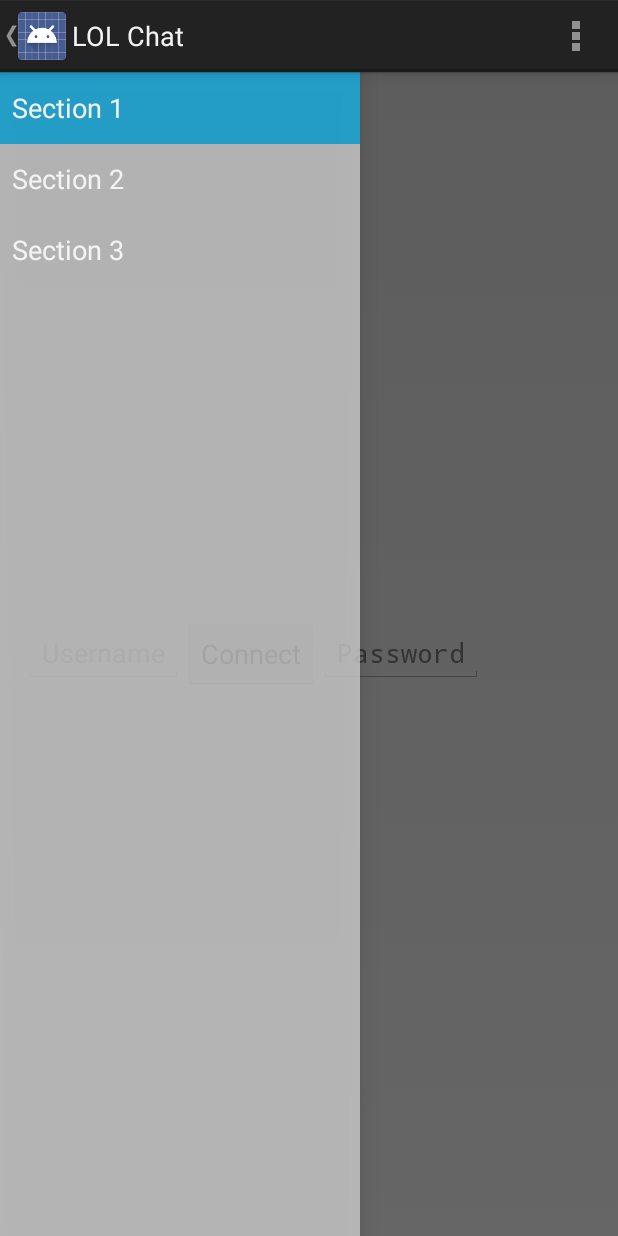
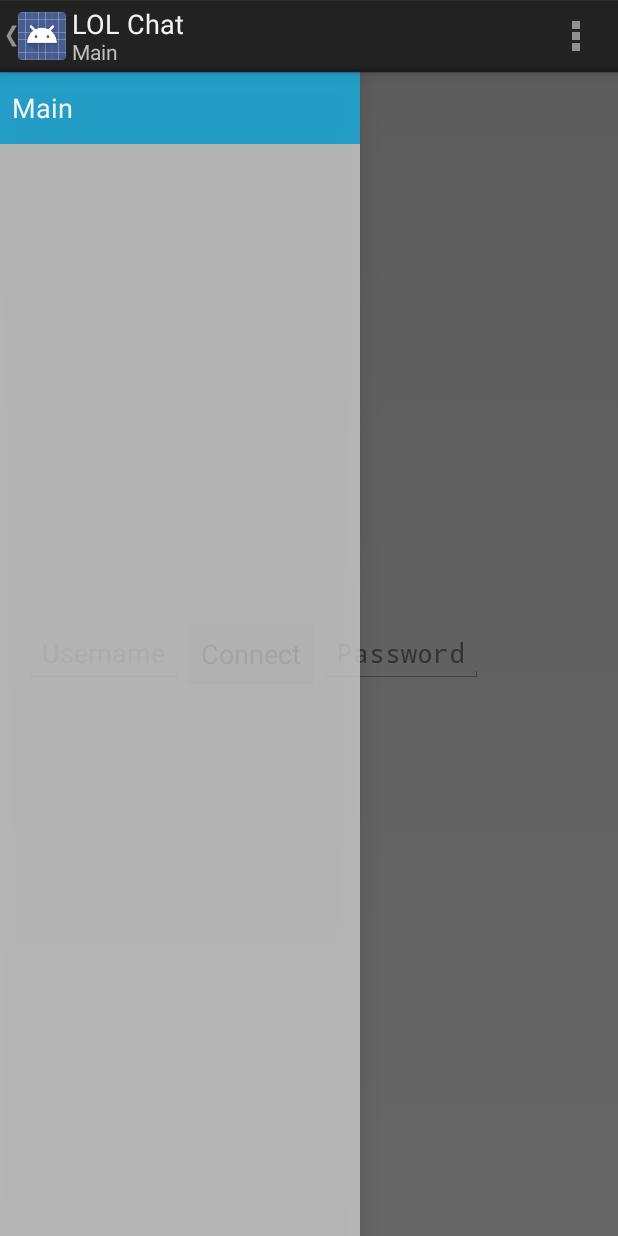
Before and after one commit to foxlet/LOL-Chat, an Android app: the screen it shows after launch (LOLChatMain), on a phone screen of 412 x 824 dp. Run offline under Robolectric (Android 15) with nearby library versions, the phone set to English and light mode, and no system bars; 2 statements that could not run were skipped.

```diff
--- a/app/src/main/AndroidManifest.xml
+++ b/app/src/main/AndroidManifest.xml
@@ -2,6 +2,7 @@
 <manifest xmlns:android="http://schemas.android.com/apk/res/android"
     package="com.tesfaye.lolchat" >
     <uses-permission android:name="android.permission.INTERNET" />
+    <uses-permission android:name="android.permission.VIBRATE" />
     <application
         android:allowBackup="true"
         android:icon="@drawable/ic_launcher"
--- a/app/src/main/java/com/tesfaye/lolchat/LOLChatMain.java
+++ b/app/src/main/java/com/tesfaye/lolchat/LOLChatMain.java
@@ -1,31 +1,20 @@
 package com.tesfaye.lolchat;
 
 import android.app.Activity;
-
-import android.app.ActionBar;
 import android.app.Fragment;
 import android.app.FragmentManager;
-import android.app.Notification;
-import android.app.PendingIntent;
 import android.content.ComponentName;
 import android.content.Context;
 import android.content.Intent;
 import android.content.ServiceConnection;
 import android.os.Bundle;
 import android.os.IBinder;
-import android.util.Log;
-import android.view.LayoutInflater;
 import android.view.Menu;
 import android.view.MenuItem;
-import android.view.View;
-import android.view.ViewGroup;
 import android.support.v4.widget.DrawerLayout;
-import android.widget.Button;
-import android.widget.EditText;
 
 
-public class LOLChatMain extends Activity
-        implements NavigationDrawerFragment.NavigationDrawerCallbacks {
+public class LOLChatMain extends Activity implements NavigationDrawerFragment.NavigationDrawerCallbacks {
 
     /**
      * Fragment managing the behaviors, interactions and presentation of the navigation drawer.
@@ -33,54 +22,31 @@ public class LOLChatMain extends Activity
     private NavigationDrawerFragment mNavigationDrawerFragment;
     private boolean mBound;
     private ChatService mService;
-    /**
-     * Used to store the last screen title. For use in {@link #restoreActionBar()}.
-     */
-    private CharSequence mTitle;
+
+    public static final Fragment[] fragments = new Fragment[]{
+            new MainFragment()
+    };
+    public static String[] fragmentNames;
 
     @Override
     protected void onCreate(Bundle savedInstanceState) {
         super.onCreate(savedInstanceState);
+        fragmentNames = new String[]{
+                getString(R.string.title_section1)
+        };
         setContentView(R.layout.activity_lolchat_main);
-
-        mNavigationDrawerFragment = (NavigationDrawerFragment)
-                getFragmentManager().findFragmentById(R.id.navigation_drawer);
-        mTitle = getTitle();
-
+        mNavigationDrawerFragment = (NavigationDrawerFragment) getFragmentManager().findFragmentById(R.id.navigation_drawer);
         // Set up the drawer.
-        mNavigationDrawerFragment.setUp(
-                R.id.navigation_drawer,
-                (DrawerLayout) findViewById(R.id.drawer_layout));
-
+        mNavigationDrawerFragment.setUp(R.id.navigation_drawer, (DrawerLayout) findViewById(R.id.drawer_layout));
     }
     @Override
     public void onNavigationDrawerItemSelected(int position) {
         // update the main content by replacing fragments
         FragmentManager fragmentManager = getFragmentManager();
         fragmentManager.beginTransaction()
-                .replace(R.id.container, MainFragment.newInstance(position + 1))
+                .replace(R.id.container, fragments[position])
                 .commit();
-    }
-
-    public void onSectionAttached(int number) {
-        switch (number) {
-            case 1:
-                mTitle = getString(R.string.title_section1);
-                break;
-            case 2:
-                mTitle = getString(R.string.title_section2);
-                break;
-            case 3:
-                mTitle = getString(R.string.title_section3);
-                break;
-        }
-    }
-
-    public void restoreActionBar() {
-        ActionBar actionBar = getActionBar();
-        actionBar.setNavigationMode(ActionBar.NAVIGATION_MODE_STANDARD);
-        actionBar.setDisplayShowTitleEnabled(true);
-        actionBar.setTitle(mTitle);
+        getActionBar().setSubtitle(fragmentNames[position]);
     }
 
 
@@ -91,7 +57,6 @@ public class LOLChatMain extends Activity
             // if the drawer is not showing. Otherwise, let the drawer
             // decide what to show in the action bar.
             getMenuInflater().inflate(R.menu.lolchat_main, menu);
-            restoreActionBar();
             return true;
         }
         return super.onCreateOptionsMenu(menu);
@@ -124,6 +89,7 @@ public class LOLChatMain extends Activity
             bindService(intent, mConnection, Context.BIND_AUTO_CREATE);
         }
     }
+
     private final ServiceConnection mConnection = new ServiceConnection() {
         @Override
         public void onServiceConnected(final ComponentName name, final IBinder service) {
--- a/app/src/main/java/com/tesfaye/lolchat/MainFragment.java
+++ b/app/src/main/java/com/tesfaye/lolchat/MainFragment.java
@@ -14,23 +14,6 @@ import android.widget.EditText;
  * Created by Abel Tesfaye on 8/24/2014.
  */
 public class MainFragment extends Fragment {
-    /**
-     * The fragment argument representing the section number for this
-     * fragment.
-     */
-    private static final String ARG_SECTION_NUMBER = "section_number";
-
-    /**
-     * Returns a new instance of this fragment for the given section
-     * number.
-     */
-    public static MainFragment newInstance(int sectionNumber) {
-        MainFragment fragment = new MainFragment();
-        Bundle args = new Bundle();
-        args.putInt(ARG_SECTION_NUMBER, sectionNumber);
-        fragment.setArguments(args);
-        return fragment;
-    }
 
     @Override
     public View onCreateView(LayoutInflater inflater, ViewGroup container, Bundle savedInstanceState) {
@@ -46,10 +29,4 @@ public class MainFragment extends Fragment {
         });
         return rootView;
     }
-
-    @Override
-    public void onAttach(Activity activity) {
-        super.onAttach(activity);
-        ((LOLChatMain) activity).onSectionAttached(getArguments().getInt(ARG_SECTION_NUMBER));
-    }
 }
--- a/app/src/main/java/com/tesfaye/lolchat/NavigationDrawerFragment.java
+++ b/app/src/main/java/com/tesfaye/lolchat/NavigationDrawerFragment.java
@@ -101,11 +101,7 @@ public class NavigationDrawerFragment extends Fragment {
                 getActionBar().getThemedContext(),
                 android.R.layout.simple_list_item_activated_1,
                 android.R.id.text1,
-                new String[]{
-                        getString(R.string.title_section1),
-                        getString(R.string.title_section2),
-                        getString(R.string.title_section3),
-                }));
+                LOLChatMain.fragmentNames));
         mDrawerListView.setItemChecked(mCurrentSelectedPosition, true);
         return mDrawerListView;
     }
--- a/app/src/main/res/values/strings.xml
+++ b/app/src/main/res/values/strings.xml
@@ -2,9 +2,7 @@
 <resources>
 
     <string name="app_name">LOL Chat</string>
-    <string name="title_section1">Section 1</string>
-    <string name="title_section2">Section 2</string>
-    <string name="title_section3">Section 3</string>
+    <string name="title_section1">Main</string>
     <string name="navigation_drawer_open">Open navigation drawer</string>
     <string name="navigation_drawer_close">Close navigation drawer</string>
     <string name="action_example">Example action</string>
```
Also changed, not shown: app/src/main/java/com/tesfaye/lolchat/ChatService.java (+4 -3 lines).
